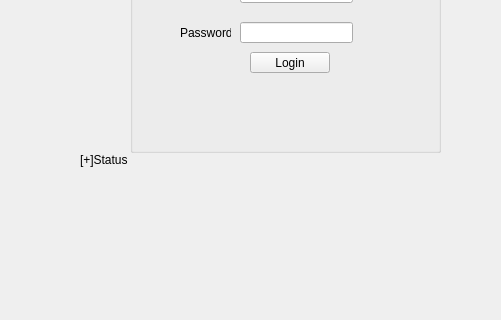
Before: the Qt Designer form European-Vacation-Program/loginwindow.ui in AaronGeesink/CS1D-European-Vacation-Project, drawn with Qt 5; both pictures show x 270 to 771 and y 298 to 618 of the 1201 by 731 pixel window.
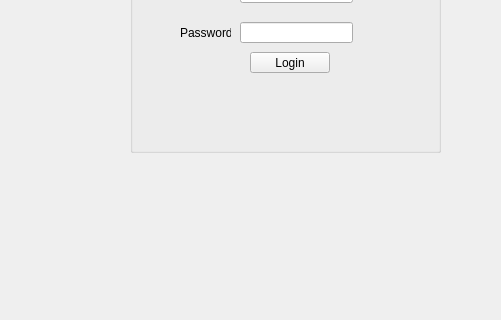
After: the same form once the commit is applied.

```diff
--- a/European-Vacation-Program/loginwindow.ui
+++ b/European-Vacation-Program/loginwindow.ui
@@ -62,19 +62,6 @@
     <string>Password:</string>
    </property>
   </widget>
-  <widget class="QLabel" name="statusLabel">
-   <property name="geometry">
-    <rect>
-     <x>350</x>
-     <y>450</y>
-     <width>341</width>
-     <height>16</height>
-    </rect>
-   </property>
-   <property name="text">
-    <string>[+]Status</string>
-   </property>
-  </widget>
   <widget class="QGroupBox" name="loginGroupBox">
    <property name="geometry">
     <rect>
```
Left out of the diff: 1 changed line with no effect on the pictures.
